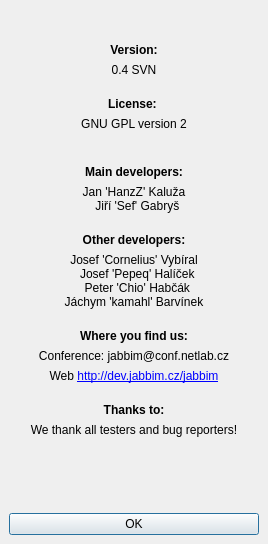
Before: the Qt Designer form widgets/about.ui in xmpp-graveyard/jabbim, drawn with Qt 5.
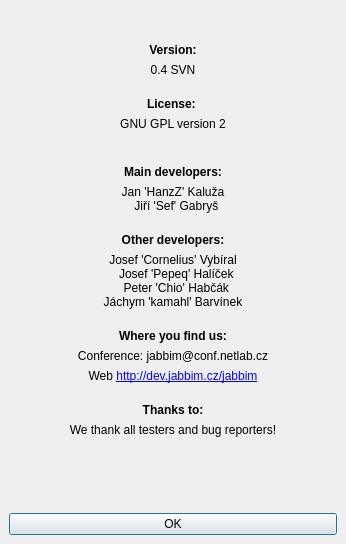
After: the same form once the commit is applied. Icons and pictures are not drawn.

Commit message: pridani scrollbaru do about dialogu

```diff
--- a/widgets/about.ui
+++ b/widgets/about.ui
@@ -5,7 +5,7 @@
    <rect>
     <x>0</x>
     <y>0</y>
-    <width>268</width>
+    <width>346</width>
     <height>544</height>
    </rect>
   </property>
@@ -16,24 +16,43 @@
    <iconset>images/16x16/apps/jabbim.png</iconset>
   </property>
   <layout class="QGridLayout" >
-   <property name="leftMargin" >
+   <property name="margin" >
     <number>9</number>
    </property>
-   <property name="topMargin" >
-    <number>9</number>
+   <property name="spacing" >
+    <number>6</number>
    </property>
-   <property name="rightMargin" >
-    <number>9</number>
-   </property>
-   <property name="bottomMargin" >
-    <number>9</number>
-   </property>
-   <property name="horizontalSpacing" >
-    <number>6</number>
-   </property>
-   <property name="verticalSpacing" >
+   <item row="0" column="0" >
+    <widget class="QWidget" native="1" name="widget" >
+     <layout class="QGridLayout" >
+      <property name="margin" >
+       <number>0</number>
+      </property>
+      <property name="spacing" >
+       <number>0</number>
+      </property>
+      <item row="0" column="0" >
+       <widget class="QWidget" native="1" name="widget_2" >
+        <layout class="QGridLayout" >
+         <property name="margin" >
+          <number>0</number>
+         </property>
+         <property name="spacing" >
     <number>6</number>
    </property>
+         <item row="12" column="0" >
+          <widget class="QLabel" name="label_10" >
+           <property name="text" >
+            <string>&lt;html>&lt;head>&lt;meta name="qrichtext" content="1" />&lt;style type="text/css">
+ 	p, li { white-space: pre-wrap; }
+ 	&lt;/style>&lt;/head>&lt;body style=" font-family:'Sans Serif'; font-size:9pt; font-weight:400; font-style:normal; text-decoration:none;">
+ 	&lt;p style=" margin-top:0px; margin-bottom:0px; margin-left:0px; margin-right:0px; -qt-block-indent:0; text-indent:0px;">&lt;span style=" font-weight:600;">Thanks to:&lt;/span>&lt;/p>&lt;/body>&lt;/html></string>
+           </property>
+           <property name="alignment" >
+            <set>Qt::AlignCenter</set>
+           </property>
+          </widget>
+         </item>
    <item row="14" column="0" >
     <spacer>
      <property name="orientation" >
@@ -47,13 +66,16 @@
      </property>
     </spacer>
    </item>
-   <item row="0" column="0" >
-    <widget class="QLabel" name="label_jabbimLogo" >
+         <item row="3" column="0" >
+          <widget class="QLabel" name="label_2" >
      <property name="text" >
-      <string/>
-     </property>
-     <property name="pixmap" >
-      <pixmap/>
+            <string>&lt;html>&lt;head>&lt;meta name="qrichtext" content="1" />&lt;style type="text/css">
+ 	p, li { white-space: pre-wrap; }
+ 	&lt;/style>&lt;/head>&lt;body style=" font-family:'Sans Serif'; font-size:9pt; font-weight:400; font-style:normal; text-decoration:none;">
+ 	&lt;p style=" margin-top:0px; margin-bottom:0px; margin-left:0px; margin-right:0px; -qt-block-indent:0; text-indent:0px;">&lt;span style=" font-weight:600;">License:&lt;/span> &lt;/p>&lt;/body>&lt;/html></string>
+           </property>
+           <property name="alignment" >
+            <set>Qt::AlignCenter</set>
      </property>
     </widget>
    </item>
@@ -76,77 +98,6 @@
      </property>
     </widget>
    </item>
-   <item row="2" column="0" >
-    <widget class="QLabel" name="label_7" >
-     <property name="text" >
-      <string>0.4 SVN</string>
-     </property>
-     <property name="alignment" >
-      <set>Qt::AlignCenter</set>
-     </property>
-    </widget>
-   </item>
-   <item row="3" column="0" >
-    <widget class="QLabel" name="label_2" >
-     <property name="text" >
-      <string>&lt;html>&lt;head>&lt;meta name="qrichtext" content="1" />&lt;style type="text/css">
- 	p, li { white-space: pre-wrap; }
- 	&lt;/style>&lt;/head>&lt;body style=" font-family:'Sans Serif'; font-size:9pt; font-weight:400; font-style:normal; text-decoration:none;">
- 	&lt;p style=" margin-top:0px; margin-bottom:0px; margin-left:0px; margin-right:0px; -qt-block-indent:0; text-indent:0px;">&lt;span style=" font-weight:600;">License:&lt;/span> &lt;/p>&lt;/body>&lt;/html></string>
-     </property>
-     <property name="alignment" >
-      <set>Qt::AlignCenter</set>
-     </property>
-    </widget>
-   </item>
-   <item row="4" column="0" >
-    <widget class="QLabel" name="label_8" >
-     <property name="text" >
-      <string>GNU GPL version 2
- 	</string>
-     </property>
-     <property name="alignment" >
-      <set>Qt::AlignCenter</set>
-     </property>
-    </widget>
-   </item>
-   <item row="5" column="0" >
-    <widget class="QLabel" name="label_3" >
-     <property name="text" >
-      <string>&lt;html>&lt;head>&lt;meta name="qrichtext" content="1" />&lt;style type="text/css">
- 	p, li { white-space: pre-wrap; }
- 	&lt;/style>&lt;/head>&lt;body style=" font-family:'Sans Serif'; font-size:9pt; font-weight:400; font-style:normal; text-decoration:none;">
- 	&lt;p style=" margin-top:0px; margin-bottom:0px; margin-left:0px; margin-right:0px; -qt-block-indent:0; text-indent:0px;">&lt;span style=" font-weight:600;">Main developers:&lt;/span>&lt;/p>&lt;/body>&lt;/html></string>
-     </property>
-     <property name="alignment" >
-      <set>Qt::AlignCenter</set>
-     </property>
-    </widget>
-   </item>
-   <item row="6" column="0" >
-    <widget class="QLabel" name="label_4" >
-     <property name="text" >
-      <string>Jan 'HanzZ' Kaluža
- 	Jiří­ 'Sef' Gabryš</string>
-     </property>
-     <property name="alignment" >
-      <set>Qt::AlignCenter</set>
-     </property>
-    </widget>
-   </item>
-   <item row="7" column="0" >
-    <widget class="QLabel" name="label_5" >
-     <property name="text" >
-      <string>&lt;html>&lt;head>&lt;meta name="qrichtext" content="1" />&lt;style type="text/css">
- 	p, li { white-space: pre-wrap; }
- 	&lt;/style>&lt;/head>&lt;body style=" font-family:'Sans Serif'; font-size:9pt; font-weight:400; font-style:normal; text-decoration:none;">
- 	&lt;p style=" margin-top:0px; margin-bottom:0px; margin-left:0px; margin-right:0px; -qt-block-indent:0; text-indent:0px;">&lt;span style=" font-weight:600;">Other developers:&lt;/span>&lt;/p>&lt;/body>&lt;/html></string>
-     </property>
-     <property name="alignment" >
-      <set>Qt::AlignCenter</set>
-     </property>
-    </widget>
-   </item>
    <item row="8" column="0" >
     <widget class="QLabel" name="label_6" >
      <property name="text" >
@@ -160,6 +111,17 @@
      </property>
     </widget>
    </item>
+         <item row="4" column="0" >
+          <widget class="QLabel" name="label_8" >
+           <property name="text" >
+            <string>GNU GPL version 2
+ 	</string>
+           </property>
+           <property name="alignment" >
+            <set>Qt::AlignCenter</set>
+           </property>
+          </widget>
+         </item>
    <item row="9" column="0" >
     <widget class="QLabel" name="label_9" >
      <property name="text" >
@@ -196,13 +158,44 @@
      </property>
     </widget>
    </item>
-   <item row="12" column="0" >
-    <widget class="QLabel" name="label_10" >
+         <item row="2" column="0" >
+          <widget class="QLabel" name="version" >
+           <property name="text" >
+            <string>0.4 SVN</string>
+           </property>
+           <property name="alignment" >
+            <set>Qt::AlignCenter</set>
+           </property>
+          </widget>
+         </item>
+         <item row="6" column="0" >
+          <widget class="QLabel" name="label_4" >
+           <property name="text" >
+            <string>Jan 'HanzZ' Kaluža
+ 	Jiří­ 'Sef' Gabryš</string>
+           </property>
+           <property name="alignment" >
+            <set>Qt::AlignCenter</set>
+           </property>
+          </widget>
+         </item>
+         <item row="0" column="0" >
+          <widget class="QLabel" name="label_jabbimLogo" >
+           <property name="text" >
+            <string/>
+           </property>
+           <property name="pixmap" >
+            <pixmap/>
+           </property>
+          </widget>
+         </item>
+         <item row="7" column="0" >
+          <widget class="QLabel" name="label_5" >
      <property name="text" >
       <string>&lt;html>&lt;head>&lt;meta name="qrichtext" content="1" />&lt;style type="text/css">
  	p, li { white-space: pre-wrap; }
  	&lt;/style>&lt;/head>&lt;body style=" font-family:'Sans Serif'; font-size:9pt; font-weight:400; font-style:normal; text-decoration:none;">
- 	&lt;p style=" margin-top:0px; margin-bottom:0px; margin-left:0px; margin-right:0px; -qt-block-indent:0; text-indent:0px;">&lt;span style=" font-weight:600;">Thanks to:&lt;/span>&lt;/p>&lt;/body>&lt;/html></string>
+ 	&lt;p style=" margin-top:0px; margin-bottom:0px; margin-left:0px; margin-right:0px; -qt-block-indent:0; text-indent:0px;">&lt;span style=" font-weight:600;">Other developers:&lt;/span>&lt;/p>&lt;/body>&lt;/html></string>
      </property>
      <property name="alignment" >
       <set>Qt::AlignCenter</set>
@@ -219,7 +212,26 @@
      </property>
     </widget>
    </item>
-   <item row="15" column="0" >
+         <item row="5" column="0" >
+          <widget class="QLabel" name="label_3" >
+           <property name="text" >
+            <string>&lt;html>&lt;head>&lt;meta name="qrichtext" content="1" />&lt;style type="text/css">
+ 	p, li { white-space: pre-wrap; }
+ 	&lt;/style>&lt;/head>&lt;body style=" font-family:'Sans Serif'; font-size:9pt; font-weight:400; font-style:normal; text-decoration:none;">
+ 	&lt;p style=" margin-top:0px; margin-bottom:0px; margin-left:0px; margin-right:0px; -qt-block-indent:0; text-indent:0px;">&lt;span style=" font-weight:600;">Main developers:&lt;/span>&lt;/p>&lt;/body>&lt;/html></string>
+           </property>
+           <property name="alignment" >
+            <set>Qt::AlignCenter</set>
+           </property>
+          </widget>
+         </item>
+        </layout>
+       </widget>
+      </item>
+     </layout>
+    </widget>
+   </item>
+   <item row="1" column="0" >
     <widget class="QPushButton" name="pushButton" >
      <property name="layoutDirection" >
       <enum>Qt::LeftToRight</enum>
```
Lines whose indentation alone changed are shown as unchanged. The commit also changes 1 other file.
